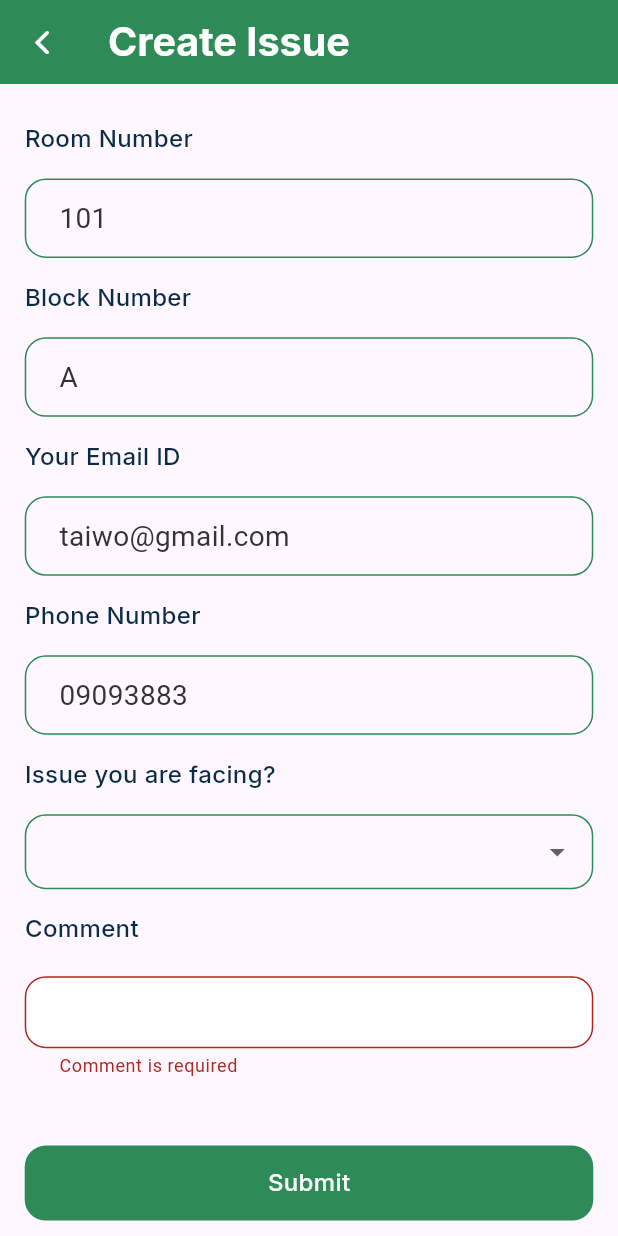
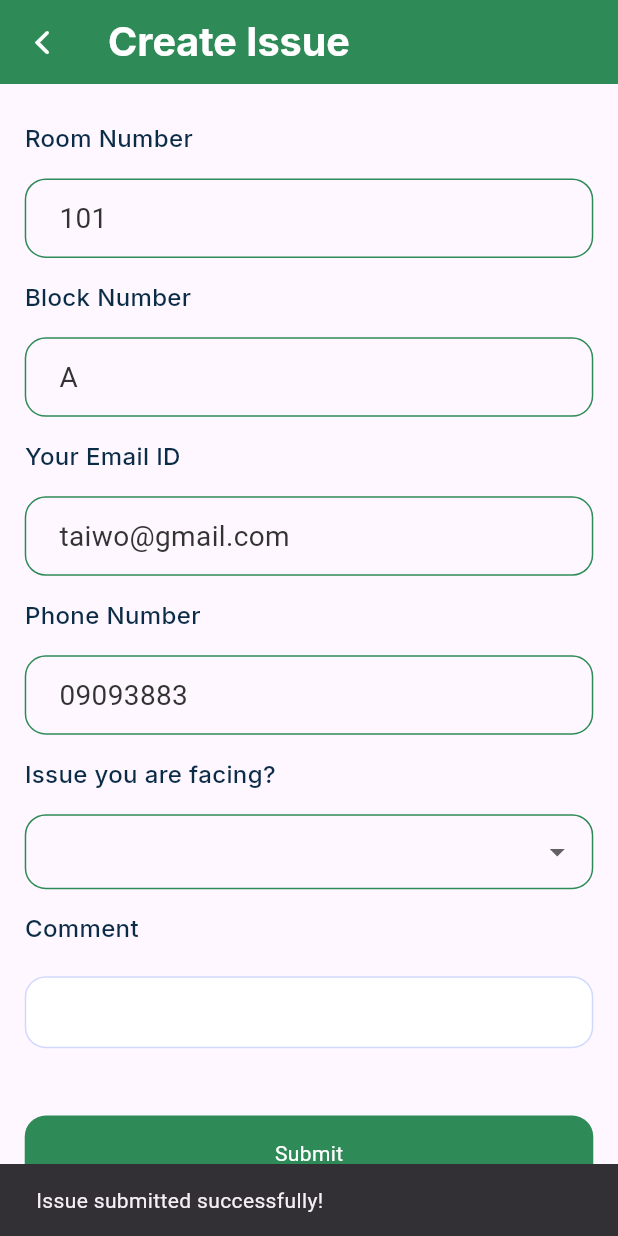
Before and after one commit to Hassanat-t/newhms, a Flutter app: the RaiseIssueScreen screen opened directly, after a tap on "Submit", on a phone screen of 412 x 824 dp. Run offline on Flutter 3.47's test engine with Material 3 defaults, Android fonts, the phone set to English and light mode, and no system bars; our stand-ins replace cloud_firestore, firebase_auth, firebase_core, flutter_screenutil, flutter_svg, google_fonts; accounts and stored records are empty.

Commit message:
Handle the raise issue form to submit

```diff
--- a/lib/features/student/screen/raise_issue_screen.dart
+++ b/lib/features/student/screen/raise_issue_screen.dart
@@ -5,6 +5,8 @@ import 'package:newhms/common/spacing.dart';
 import 'package:newhms/features/auth/widgets/custom_button.dart';
 import 'package:newhms/features/auth/widgets/custom_text_field.dart';
 import 'package:newhms/theme/text_theme.dart';
+
+import 'package:cloud_firestore/cloud_firestore.dart';
 
 class RaiseIssueScreen extends StatefulWidget {
   const RaiseIssueScreen({super.key});
@@ -22,6 +24,8 @@ class _RaiseIssueScreenState extends State<RaiseIssueScreen> {
   TextEditingController studentComment = TextEditingController();
   TextEditingController studentEmailId = TextEditingController();
   TextEditingController studentContactNumber = TextEditingController();
+
+  bool isSubmitting = false;
 
   String? selectedIssue;
   List<String> issues = [
@@ -42,6 +46,44 @@ class _RaiseIssueScreenState extends State<RaiseIssueScreen> {
     studentContactNumber.dispose();
     super.dispose();
   }
+
+  // utility logic to help handle and submit issue
+  Future<void> submitIssue() async {
+    setState(() {
+      isSubmitting = true;
+    });
+    try {
+      await FirebaseFirestore.instance.collection('issues').add({
+        'roomNumber': roomNumber.text.trim(),
+        'block': block.text.trim(),
+        'studentEmail': studentEmailId.text.trim(),
+        'contactNumber': studentContactNumber.text.trim(),
+        'issueType': selectedIssue ?? '',
+        'comment': studentComment.text.trim(),
+        'timestamp': Timestamp.now(),
+      });
+
+      ScaffoldMessenger.of(context).showSnackBar(
+        const SnackBar(content: Text('Issue submitted successfully!')),
+      );
+
+      studentComment.clear();
+      setState(() {
+        selectedIssue = null;
+      });
+
+    } catch (e) {
+      print('Error submitting issue: $e');
+      ScaffoldMessenger.of(context).showSnackBar(
+        const SnackBar(content: Text('Failed to submit issue.')),
+      );
+    }finally {
+      setState(() {
+        isSubmitting = false;
+      });
+    }
+  }
+
 
   @override
   Widget build(BuildContext context) {
@@ -227,12 +269,17 @@ class _RaiseIssueScreenState extends State<RaiseIssueScreen> {
                 ),
                 heightSpacer(40),
                 CustomButton(
-                  buttonText: "Submit",
-                  press: () async {
-                    if (_formKey.currentState!.validate()) {
-                      print('validated');
-                    }
-                  },
+                    press: isSubmitting ? (){} : submitIssue,
+                    child: isSubmitting
+                        ? const SizedBox(
+                      height: 20,
+                      width: 20,
+                      child: CircularProgressIndicator(
+                        strokeWidth: 2,
+                        color: Colors.white,
+                      ),
+                    )
+                        : const Text("Submit", style: TextStyle(color: Colors.white))
                 ),
                 heightSpacer(20),
               ],
```
